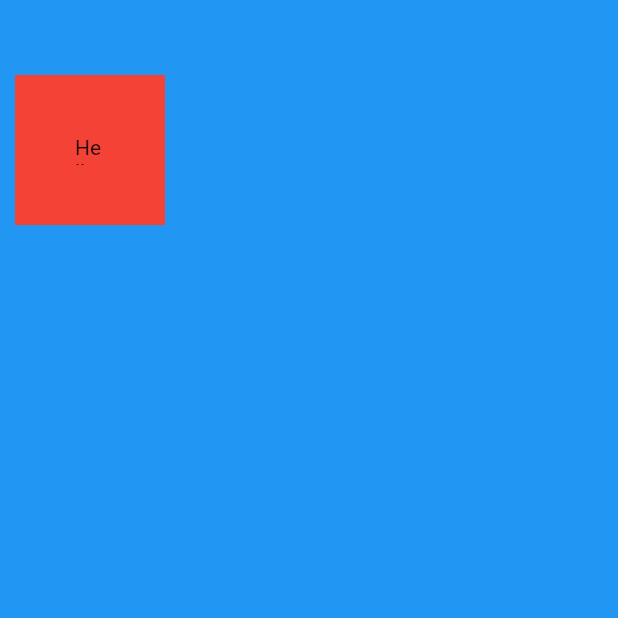
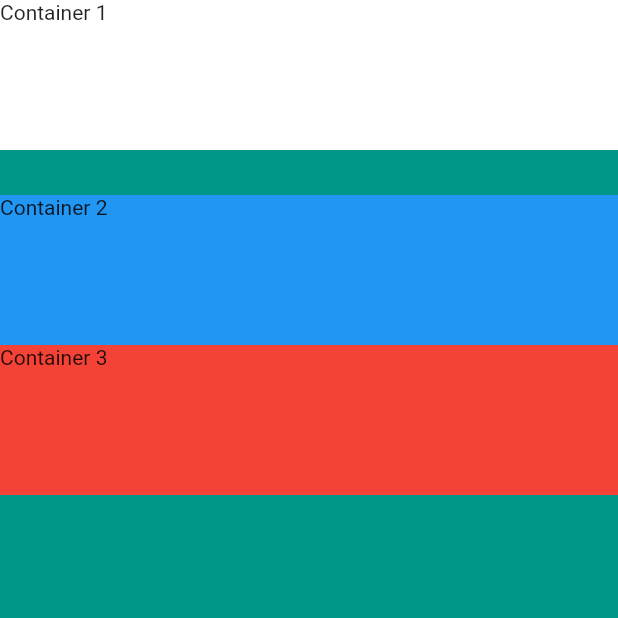
Before and after one commit to abc20210708/first_flutter_app, a Flutter app: the screen it shows after launch, on a phone screen of 412 x 824 dp, the top half of it. Run offline on Flutter 3.47's test engine with Material 2 defaults, Android fonts, the phone set to English and light mode, and no system bars.

Commit message:
강좌 21 | 컬럼위젯 되짚어 보기

```diff
--- a/lib/main.dart
+++ b/lib/main.dart
@@ -25,18 +25,40 @@ class MyPage extends StatelessWidget {
   @override
   Widget build(BuildContext context) {
     return Scaffold(
-       backgroundColor: Colors.blue,
+      backgroundColor: Colors.teal,
       body: SafeArea(
-        child: Container( //Container는 오직 하나만의 child를 갖는다
-          color: Colors.red,
-          child: Text("Hello"),
-          width: 100,
-          height: 100,
-          margin: EdgeInsets.symmetric(
-            vertical: 50, //세로축
-            horizontal: 10 , //가로축
+        child: Center(
+          child: Column(
+            //mainAxisAlignment: MainAxisAlignment.center,
+           //mainAxisSize: MainAxisSize.min,
+            //verticalDirection: VerticalDirection.up, //반대순서
+            //mainAxisAlignment:  MainAxisAlignment.spaceEvenly,
+            crossAxisAlignment: CrossAxisAlignment.stretch,
+            children: [
+              Container(
+                //width: 100,
+                height: 100,
+                color: Colors.white,
+                child: Text("Container 1"),
+              ),
+              SizedBox(
+                height: 30.0,
+              ),
+              Container(
+               // width: 100,
+                height: 100,
+                color: Colors.blue,
+                child: Text("Container 2"),
+              ),
+              Container(
+               // width: 100,
+                height: 100,
+                color: Colors.red,
+                child: Text("Container 3"),
+              ),
+
+            ], // []
           ),
-          padding: EdgeInsets.all(40),//상하좌우 20씩
         ),
       ),
      );
```
